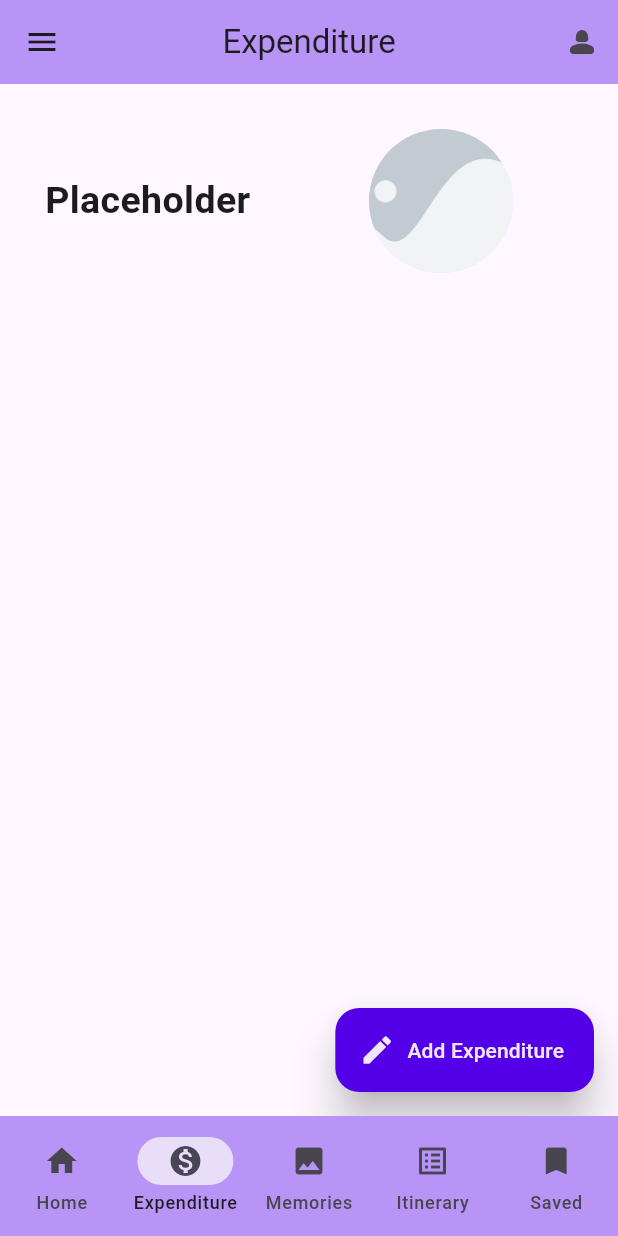
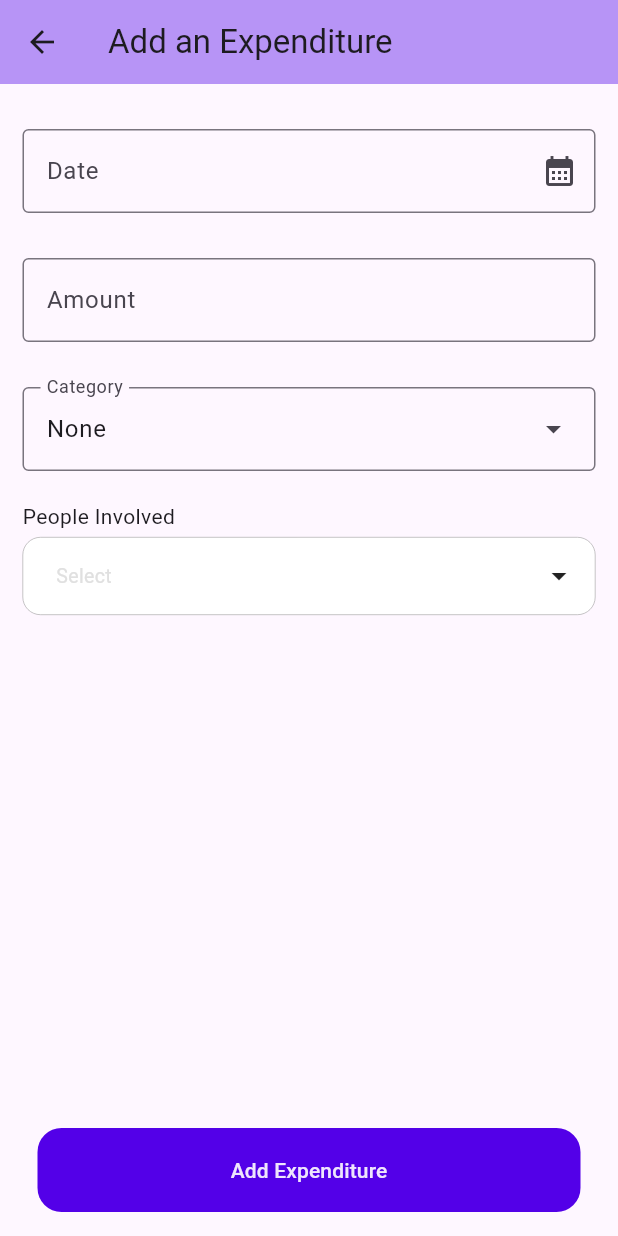
Before and after one commit to ID2216-Group2/mobile_app, a Flutter app: the screen it shows after launch, item 2 of the bottom bar chosen, after a tap on "Add Expenditure", on a phone screen of 412 x 824 dp. Run offline on Flutter 3.47's test engine with Material 3 defaults, Android fonts, the phone set to English and light mode, and no system bars; drawn by our look-alikes of multi_dropdown.

Commit message:
Finishing first prototype for expenditure

```diff
--- /dev/null
+++ b/lib/classes/expenditure.dart
@@ -0,0 +1,20 @@
+import 'package:flutter/material.dart';
+import 'package:test_app/constants/categories.dart';
+import 'package:test_app/classes/people.dart';
+
+class Expenditure {
+  const Expenditure({
+    this.date = "2000-01-01",
+    this.category = CategoryName.food,
+    this.icon = CategoryIcon.food,
+    this.amount = 0.0,
+    this.creator,
+    this.people = const [],
+  });
+  final String date;
+  final String category;
+  final double amount;
+  final Icon icon;
+  final List<Person> people;
+  final Person? creator;
+}
--- /dev/null
+++ b/lib/components/expenditureblock.dart
@@ -0,0 +1,50 @@
+import 'package:flutter/material.dart';
+import 'package:test_app/classes/expenditure.dart';
+import 'package:test_app/constants/colours.dart';
+import 'package:test_app/components/expendituretile.dart';
+import 'package:test_app/sampledata/people.dart';
+
+class ExpenditureBlock extends StatelessWidget {
+  const ExpenditureBlock(
+      {super.key, this.month = "2000-01", this.group = const []});
+  final String month;
+  final List<Expenditure> group;
+
+  @override
+  Widget build(BuildContext context) {
+    return Padding(
+      padding: const EdgeInsets.only(bottom: 10.0),
+      child: Column(
+        mainAxisAlignment: MainAxisAlignment.center,
+        children: [
+          SizedBox(
+            width: double.infinity,
+            height: 50,
+            child: Container(
+              alignment: Alignment.centerLeft,
+              color: Color(Colours.SECONDARY),
+              child: Padding(
+                padding: const EdgeInsets.only(left: 15.0),
+                child: Text(month,
+                    style: const TextStyle(
+                        fontSize: 20,
+                        fontWeight: FontWeight.bold,
+                        fontStyle: FontStyle.italic)),
+              ),
+            ),
+          ),
+          ...group.map(
+            (expenditure) => ExpenditureTile(
+              amount: expenditure.amount,
+              icon: expenditure.icon,
+              category: expenditure.category,
+              type: expenditure.creator == SamplePeople.muthu
+                  ? "borrowed"
+                  : "lent",
+            ),
+          )
+        ],
+      ),
+    );
+  }
+}
--- a/lib/components/expendituretile.dart
+++ b/lib/components/expendituretile.dart
@@ -0,0 +1,62 @@
+import 'package:flutter/material.dart';
+
+class ExpenditureTile extends StatelessWidget {
+  const ExpenditureTile(
+      {super.key,
+      this.icon = const Icon(Icons.person),
+      this.category = "Placeholder",
+      this.amount = 0,
+      this.name = "Placeholder",
+      this.type = "borrowed",
+      this.fontSize = 25});
+  final Icon icon;
+  final String category;
+  final String name;
+  final String type;
+  final double amount;
+  final double fontSize;
+
+  @override
+  Widget build(BuildContext context) {
+    return Padding(
+      padding: EdgeInsets.only(left: 50, right: 50, top: 10),
+      child: Row(
+        mainAxisAlignment: MainAxisAlignment.center,
+        children: [
+          Expanded(
+              child: Row(
+            mainAxisAlignment: MainAxisAlignment.start,
+            children: [
+              icon,
+              Padding(
+                padding: const EdgeInsets.only(left: 8.0),
+                child: Text(category,
+                    style: TextStyle(
+                        fontSize: 20,
+                        fontWeight: FontWeight.w400,
+                        fontStyle: FontStyle.italic)),
+              )
+            ],
+          )),
+          Expanded(
+              child: Column(
+            mainAxisAlignment: MainAxisAlignment.end,
+            children: [
+              Align(
+                alignment: Alignment.centerRight,
+                child: Text("You $type",
+                    style:
+                        TextStyle(fontStyle: FontStyle.italic, fontSize: 10)),
+              ),
+              Align(
+                alignment: Alignment.centerRight,
+                child: Text("\$${amount.toStringAsFixed(2)}",
+                    style: TextStyle(fontWeight: FontWeight.bold)),
+              ),
+            ],
+          ))
+        ],
+      ),
+    );
+  }
+}
--- a/lib/constants/categories.dart
+++ b/lib/constants/categories.dart
@@ -1,6 +1,27 @@
-class Categories {
+import 'package:flutter/material.dart';
+
+class CategoryName {
+  static const none = "None";
   static const transport = "Transport";
   static const food = "Food";
   static const leisure = "Leisure";
   static const health = "Health";
+
+  static const possibleCategories = [none, transport, food, leisure, health];
 }
+
+class CategoryIcon {
+  static const none = Icon(Icons.do_not_disturb_on_total_silence_outlined);
+  static const transport = Icon(Icons.emoji_transportation);
+  static const food = Icon(Icons.fastfood_sharp);
+  static const leisure = Icon(Icons.flight);
+  static const health = Icon(Icons.local_hospital);
+
+  static const categoryNameToIconMap = {
+    CategoryName.none: none,
+    CategoryName.transport: transport,
+    CategoryName.food: food,
+    CategoryName.leisure: leisure,
+    CategoryName.health: health,
+  };
+}
--- a/lib/main.dart
+++ b/lib/main.dart
@@ -44,13 +44,14 @@ class Destination {
 }
 
 List<Destination> screens = [
-  Destination(DestinationNames.home, DestinationIcons.home, Home()),
+  Destination(DestinationNames.home, DestinationIcons.home, HomeScreen()),
   Destination(DestinationNames.expenditure, DestinationIcons.expenditure,
-      Expenditure()),
-  Destination(DestinationNames.memories, DestinationIcons.memories, Memories()),
+      ExpenditureScreen()),
   Destination(
-      DestinationNames.itinerary, DestinationIcons.itinerary, Itinerary()),
-  Destination(DestinationNames.saved, DestinationIcons.saved, Saved()),
+      DestinationNames.memories, DestinationIcons.memories, MemoriesScreen()),
+  Destination(DestinationNames.itinerary, DestinationIcons.itinerary,
+      ItineraryScreen()),
+  Destination(DestinationNames.saved, DestinationIcons.saved, SavedScreen()),
 ];
 
 class _MainPageState extends State<MainPage> {
@@ -69,7 +70,7 @@ class _MainPageState extends State<MainPage> {
         // Here we take the value from the MyHomePage object that
         // was created by the App.build method, and use it to set
         // our appbar title.
-        backgroundColor: Color(Colours.SECONDARY),
+        backgroundColor: const Color(Colours.SECONDARY),
         centerTitle: true,
         title: Row(
           mainAxisAlignment: MainAxisAlignment.center,
@@ -102,7 +103,7 @@ class _MainPageState extends State<MainPage> {
       // ),
       body: Center(child: screens[currentPageIndex].widget),
       bottomNavigationBar: NavigationBar(
-          backgroundColor: Color(Colours.SECONDARY),
+          backgroundColor: const Color(Colours.SECONDARY),
           labelBehavior: labelBehavior,
           selectedIndex: currentPageIndex,
           onDestinationSelected: (int index) {
--- /dev/null
+++ b/lib/screens/createexpenditure.dart
@@ -0,0 +1,184 @@
+import 'dart:async';
+import 'package:flutter/material.dart';
+import 'package:test_app/classes/expenditure.dart';
+import 'package:test_app/classes/people.dart';
+import 'package:test_app/constants/colours.dart';
+import 'package:test_app/constants/categories.dart';
+import 'package:multi_dropdown/multiselect_dropdown.dart';
+
+class CreateExpenditureState extends State<CreateExpenditure> {
+  DateTime selectedDate = DateTime.now();
+  String? selectedCategory = CategoryName.none;
+  double? selectedAmount = 0.0;
+  List<Person> persons = [];
+  final TextEditingController dateController = TextEditingController();
+  final TextEditingController amountController = TextEditingController();
+  final TextEditingController categoryController = TextEditingController();
+  final MultiSelectController<Person> groupController = MultiSelectController();
+
+  Future<void> _selectDate(BuildContext context) async {
+    final DateTime? picked = await showDatePicker(
+        context: context,
+        initialDate: selectedDate,
+        firstDate: DateTime(2015, 8),
+        lastDate: DateTime(2101));
+    if (picked != null && picked != selectedDate) {
+      setState(() {
+        selectedDate = picked;
+      });
+      dateController.value = dateController.value.copyWith(
+        text: "${selectedDate.toLocal()}".split(' ')[0],
+        selection: TextSelection.collapsed(
+            offset: "${selectedDate.toLocal()}".split(' ')[0].length),
+      );
+    }
+  }
+
+  @override
+  Widget build(BuildContext context) {
+    return Scaffold(
+      appBar: AppBar(
+        title: const Text('Add an Expenditure'),
+        backgroundColor: const Color(Colours.SECONDARY),
+      ),
+      body: Center(
+        child: Padding(
+          padding: const EdgeInsets.only(top: 15.0, bottom: 15.0),
+          child: Column(
+            children: <Widget>[
+              Padding(
+                padding: const EdgeInsets.all(15.0),
+                child: TextField(
+                  controller: dateController,
+                  decoration: InputDecoration(
+                    border: const OutlineInputBorder(),
+                    labelText: 'Date',
+                    hintText: "YYYY-MM-DD",
+                    suffixIcon: IconButton(
+                      icon: const Icon(Icons.calendar_month),
+                      onPressed: () {
+                        _selectDate(context);
+                      },
+                    ),
+                  ),
+                ),
+              ),
+              Padding(
+                  padding: const EdgeInsets.all(15.0),
+                  child: SizedBox(
+                      child: TextField(
+                    controller: amountController,
+                    decoration: const InputDecoration(
+                      border: OutlineInputBorder(),
+                      labelText: 'Amount',
+                    ),
+                    keyboardType: TextInputType.number,
+                  ))),
+              Padding(
+                  padding: const EdgeInsets.all(15.0),
+                  child: SizedBox(
+                      child: DropdownMenu(
+                    expandedInsets: EdgeInsets.zero,
+                    initialSelection: CategoryName.none,
+                    controller: categoryController,
+                    requestFocusOnTap: false,
+                    label: const Text('Category'),
+                    onSelected: (category) {
+                      setState(() {
+                        selectedCategory = category;
+                      });
+                    },
+                    dropdownMenuEntries: CategoryName.possibleCategories
+                        .map<DropdownMenuEntry<String>>((String category) {
+                      return DropdownMenuEntry<String>(
+                        value: category,
+                        label: category,
+                      );
+                    }).toList(),
+                  ))),
+              Padding(
+                padding: const EdgeInsets.only(
+                    top: 5.0, bottom: 15.0, left: 15.0, right: 15.0),
+                child: Column(
+                  crossAxisAlignment: CrossAxisAlignment.start,
+                  children: [
+                    const Text('People Involved'),
+                    const SizedBox(
+                      height: 4,
+                    ),
+                    MultiSelectDropDown<Person>(
+                      fieldBackgroundColor: null,
+                      showClearIcon: false,
+                      controller: groupController,
+                      onOptionSelected: (options) {
+                        setState(() {
+                          persons = options
+                              .toList()
+                              .map((item) => item.value)
+                              .toList()
+                              .cast<Person>();
+                        });
+                      },
+                      options: widget.group
+                          .map((item) =>
+                              ValueItem(label: item.firstName, value: item))
+                          .toList(),
+                      maxItems: 4,
+                      selectionType: SelectionType.multi,
+                      chipConfig: const ChipConfig(
+                          wrapType: WrapType.wrap,
+                          backgroundColor: Color(Colours.p500)),
+                      optionTextStyle: const TextStyle(fontSize: 16),
+                      selectedOptionIcon: const Icon(
+                        Icons.check_circle,
+                        color: Color(Colours.p500),
+                      ),
+                      selectedOptionTextColor: Colors.blue,
+                      searchEnabled: false,
+                      dropdownMargin: 2,
+                      onOptionRemoved: (index, option) {
+                        print('Removed: $option');
+                      },
+                    ),
+                  ],
+                ),
+              ),
+            ],
+          ),
+        ),
+      ),
+      floatingActionButton: Container(
+        width: MediaQuery.of(context).size.width - 50,
+        child: FloatingActionButton.extended(
+          elevation: 0,
+          backgroundColor: const Color(Colours.PRIMARY),
+          onPressed: () {
+            Navigator.pop(
+                context,
+                Expenditure(
+                    date: "${selectedDate.toLocal()}".split(' ')[0],
+                    category: selectedCategory as String,
+                    amount: double.parse(amountController.text),
+                    icon: CategoryIcon.categoryNameToIconMap[selectedCategory]
+                        as Icon,
+                    people: persons,
+                    creator: widget.creator));
+          },
+          // icon: const Icon(Icons.edit, color: Color(Colours.WHITECONTRAST)),
+          label: const Text("Add Expenditure",
+              style: TextStyle(color: Color(Colours.WHITECONTRAST))),
+        ),
+      ),
+      floatingActionButtonLocation: FloatingActionButtonLocation.centerFloat,
+    );
+  }
+}
+
+class CreateExpenditure extends StatefulWidget {
+  const CreateExpenditure(
+      {super.key, required this.group, required this.creator});
+  final List<Person> group;
+  final Person creator;
+  @override
+  State<CreateExpenditure> createState() => CreateExpenditureState();
+}
--- a/lib/screens/expenditure.dart
+++ b/lib/screens/expenditure.dart
@@ -1,49 +1,96 @@
 import 'package:flutter/material.dart';
+import 'package:intl/intl.dart';
 import 'package:test_app/components/customcard.dart';
 import 'package:test_app/constants/colours.dart';
 import 'package:test_app/constants/categories.dart';
 import 'package:test_app/sampledata/people.dart';
+import 'package:test_app/classes/expenditure.dart';
+import 'package:test_app/screens/createexpenditure.dart';
+import 'package:test_app/components/expenditureblock.dart';
 
 const currentUser = SamplePeople.muthu;
 
-const sampleData = [
-  {
-    "date": "240124",
-    "category": Categories.food,
-    "amount": 50.20,
-    "people": [SamplePeople.ali, SamplePeople.bob, SamplePeople.muthu],
-    "creator": SamplePeople.muthu
-  },
-  {
-    "date": "100124",
-    "category": Categories.food,
-    "amount": 23.20,
-    "people": [SamplePeople.bob, SamplePeople.muthu],
-    "creator": SamplePeople.muthu
-  },
-  {
-    "date": "021223",
-    "category": Categories.food,
-    "amount": 23.20,
-    "people": [SamplePeople.bob, SamplePeople.ali],
-    "creator": SamplePeople.ali
-  }
-];
+const sampleGroup = [SamplePeople.muthu, SamplePeople.ali, SamplePeople.bob];
 
-class Expenditure extends StatefulWidget {
+class ExpenditureScreen extends StatefulWidget {
+  const ExpenditureScreen({super.key});
   @override
-  ExpenditureState createState() => ExpenditureState();
+  ExpenditureScreenState createState() => ExpenditureScreenState();
 }
 
-class ExpenditureState extends State<Expenditure> {
+class ExpenditureScreenState extends State<ExpenditureScreen> {
+  List<Expenditure> sampleData = [
+    Expenditure(
+        date: "2024-01-24",
+        category: CategoryName.food,
+        icon: CategoryIcon.food,
+        amount: 50.20,
+        people: [SamplePeople.ali, SamplePeople.bob, SamplePeople.muthu],
+        creator: SamplePeople.muthu),
+    Expenditure(
+        date: "2024-01-10",
+        category: CategoryName.leisure,
+        icon: CategoryIcon.leisure,
+        amount: 23.20,
+        people: [SamplePeople.bob, SamplePeople.muthu],
+        creator: SamplePeople.muthu),
+    Expenditure(
+        date: "2023-12-12",
+        category: CategoryName.food,
+        icon: CategoryIcon.food,
+        amount: 23.20,
+        people: [SamplePeople.bob, SamplePeople.ali],
+        creator: SamplePeople.ali)
+  ];
+  Map<String, List<Expenditure>> groupedData = {};
+
   @override
   Widget build(BuildContext context) {
+    groupedData = {};
+    for (var entry in sampleData) {
+      DateTime date = DateTime.parse(entry.date);
+      String yearMonth = DateFormat('yyyy-MM').format(date);
+
+      if (!groupedData.containsKey(yearMonth)) {
+        groupedData[yearMonth] = [];
+      }
+      groupedData[yearMonth]!.add(entry);
+    }
     return Scaffold(
-        body: const CustomCard(),
+        body: SingleChildScrollView(
+          padding: EdgeInsets.only(bottom: 100),
+          child: Column(children: <Widget>[
+            const CustomCard(),
+            Column(
+              children: groupedData.entries
+                  .map((e) => ExpenditureBlock(month: e.key, group: e.value))
+                  .toList(),
+            )
+          ]),
+        ),
         floatingActionButton: FloatingActionButton.extended(
           elevation: 12.0,
           backgroundColor: const Color(Colours.PRIMARY),
-          onPressed: () {},
+          onPressed: () async {
+            final Expenditure? result = await Navigator.push(
+              context,
+              MaterialPageRoute(
+                  builder: (context) => const CreateExpenditure(
+                        group: sampleGroup,
+                        creator: SamplePeople.muthu,
+                      )),
+            );
+            if (result != null) {
+              setState(() => sampleData.add(result));
+              print(result.date);
+              print(result.category);
+              print(result.amount);
+              print(result.creator);
+              print(result.people);
+            } else {
+              print("NO");
+            }
+          },
           icon: const Icon(Icons.edit, color: Color(Colours.WHITECONTRAST)),
           label: const Text("Add Expenditure",
               style: TextStyle(color: Color(Colours.WHITECONTRAST))),
--- a/lib/screens/home.dart
+++ b/lib/screens/home.dart
@@ -1,11 +1,11 @@
 import 'package:flutter/material.dart';
 
-class Home extends StatefulWidget {
+class HomeScreen extends StatefulWidget {
   @override
-  HomeState createState() => HomeState();
+  HomeScreenState createState() => HomeScreenState();
 }
 
-class HomeState extends State<Home> {
+class HomeScreenState extends State<HomeScreen> {
   @override
   Widget build(BuildContext context) {
     return const Scaffold(
--- a/lib/screens/itinerary.dart
+++ b/lib/screens/itinerary.dart
@@ -1,11 +1,12 @@
 import 'package:flutter/material.dart';
 
-class Itinerary extends StatefulWidget {
+class ItineraryScreen extends StatefulWidget {
+  const ItineraryScreen({super.key});
   @override
-  ItineraryState createState() => ItineraryState();
+  ItineraryScreenState createState() => ItineraryScreenState();
 }
 
-class ItineraryState extends State<Itinerary> {
+class ItineraryScreenState extends State<ItineraryScreen> {
   @override
   Widget build(BuildContext context) {
     return const Scaffold(
--- a/lib/screens/memories.dart
+++ b/lib/screens/memories.dart
@@ -1,12 +1,12 @@
 import 'package:flutter/material.dart';
 
-class Memories extends StatefulWidget {
-  const Memories({super.key});
+class MemoriesScreen extends StatefulWidget {
+  const MemoriesScreen({super.key});
   @override
-  MemoriesState createState() => MemoriesState();
+  MemoriesScreenState createState() => MemoriesScreenState();
 }
 
-class MemoriesState extends State<Memories> {
+class MemoriesScreenState extends State<MemoriesScreen> {
   @override
   Widget build(BuildContext context) {
     return const Scaffold(
--- a/lib/screens/saved.dart
+++ b/lib/screens/saved.dart
@@ -1,11 +1,12 @@
 import 'package:flutter/material.dart';
 
-class Saved extends StatefulWidget {
+class SavedScreen extends StatefulWidget {
+  const SavedScreen({super.key});
   @override
-  SavedState createState() => SavedState();
+  SavedScreenState createState() => SavedScreenState();
 }
 
-class SavedState extends State<Saved> {
+class SavedScreenState extends State<SavedScreen> {
   @override
   Widget build(BuildContext context) {
     return const Scaffold(
--- a/pubspec.yaml
+++ b/pubspec.yaml
@@ -30,10 +30,12 @@ environment:
 dependencies:
     flutter:
         sdk: flutter
+    intl: ^0.17.0
 
     # The following adds the Cupertino Icons font to your application.
     # Use with the CupertinoIcons class for iOS style icons.
     cupertino_icons: ^1.0.2
+    multi_dropdown: ^2.1.3
 
 dev_dependencies:
     flutter_test:
```
Also changed, not shown: pubspec.lock.
